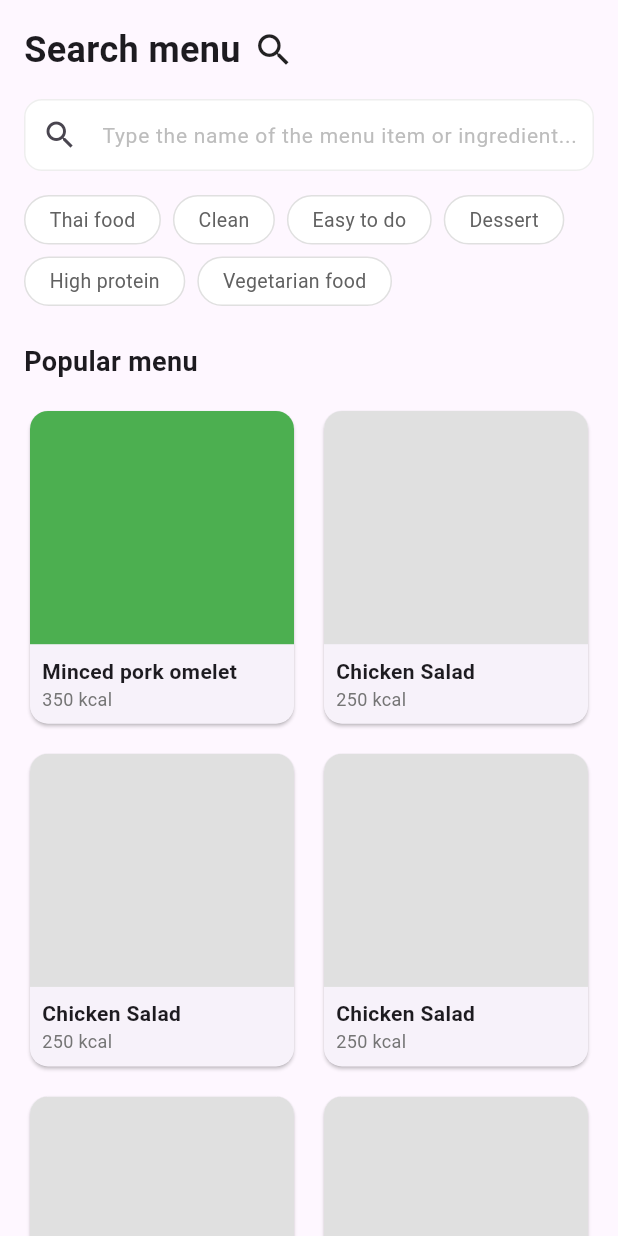
After one commit to ChanapatArt/tuyen, a Flutter app: the Search screen opened directly, on a phone screen of 412 x 824 dp. The commit adds this screen. Run offline on Flutter 3.47's test engine with Material 3 defaults, Android fonts, the phone set to English and light mode, and no system bars; our stand-ins replace google_fonts; Roboto replaces fonts that are missing (Itim).

Commit message:
หน้า search

```diff
--- a/mobile_app/lib/screens/home.dart
+++ b/mobile_app/lib/screens/home.dart
@@ -1,4 +1,5 @@
 import 'package:flutter/material.dart';
+import 'package:mobile_app/screens/search.dart';
 import 'package:mobile_app/widgets/bottom_nav.dart';
 import 'package:mobile_app/screens/homeSubNavigator.dart';
 
@@ -62,7 +63,7 @@ class _HomeState extends State<Home> {
                 });
               },
             ),
-
+            Search(),
           ],
         ),
 
--- a/mobile_app/lib/screens/menuResults.dart
+++ b/mobile_app/lib/screens/menuResults.dart
@@ -39,7 +39,7 @@ class MenuResultsScreen extends StatelessWidget {
                         ),
                       ),
                       Text(
-                        "I found 4 menu items...",
+                        "I found 4 menu items",
                         style: TextStyle(fontSize: 14, color: Colors.grey),
                       ),
                     ],
@@ -63,7 +63,7 @@ class MenuResultsScreen extends StatelessWidget {
                     kcal: "test",
                     time: "12:00",
                     matchPercent: "100%",
-                    imageColor: Colors.grey,
+                    imageColor: Colors.grey.shade300,
                   ),
                 ],
               ),
--- /dev/null
+++ b/mobile_app/lib/screens/search.dart
@@ -0,0 +1,150 @@
+import 'package:flutter/material.dart';
+
+class Search extends StatelessWidget {
+  const Search({super.key});
+
+  @override
+  Widget build(BuildContext context) {
+    return Scaffold(
+      backgroundColor: const Color(0xFFFEF7FF), // สีพื้นหลังตามธีมแอป
+      body: SafeArea(
+        child: SingleChildScrollView(
+          padding: const EdgeInsets.all(16.0),
+          child: Column(
+            crossAxisAlignment: CrossAxisAlignment.start,
+            children: [
+              // 1. หัวข้อ Search menu
+              const Row(
+                children: [
+                  Text(
+                    "Search menu",
+                    style: TextStyle(fontSize: 24, fontWeight: FontWeight.bold),
+                  ),
+                  SizedBox(width: 8),
+                  Icon(Icons.search, size: 28),
+                ],
+              ),
+              const SizedBox(height: 16),
+
+              // 2. ช่อง Search Bar
+              TextField(
+                decoration: InputDecoration(
+                  hintText: "Type the name of the menu item or ingredient...",
+                  hintStyle: TextStyle(color: Colors.grey.shade400, fontSize: 14),
+                  prefixIcon: const Icon(Icons.search),
+                  filled: true,
+                  fillColor: Colors.white,
+                  contentPadding: const EdgeInsets.symmetric(vertical: 10),
+                  border: OutlineInputBorder(
+                    borderRadius: BorderRadius.circular(12),
+                    borderSide: BorderSide(color: Colors.grey.shade300),
+                  ),
+                  enabledBorder: OutlineInputBorder(
+                    borderRadius: BorderRadius.circular(12),
+                    borderSide: BorderSide(color: Colors.grey.shade200),
+                  ),
+                ),
+              ),
+              const SizedBox(height: 16),
+
+              // 3. หมวดหมู่ (Tags)
+              Wrap(
+                spacing: 8,
+                runSpacing: 8,
+                children: [
+                  _buildTag("Thai food"),
+                  _buildTag("Clean"),
+                  _buildTag("Easy to do"),
+                  _buildTag("Dessert"),
+                  _buildTag("High protein"),
+                  _buildTag("Vegetarian food"),
+                ],
+              ),
+              const SizedBox(height: 24),
+
+              // 4. ส่วน Popular menu
+              const Text(
+                "Popular menu",
+                style: TextStyle(fontSize: 18, fontWeight: FontWeight.bold),
+              ),
+              const SizedBox(height: 16),
+
+              // 5. รายการเมนูแบบ Grid
+              GridView.builder(
+                shrinkWrap: true, // สำคัญ: เพื่อให้ใช้ใน ScrollView ได้
+                physics: const NeverScrollableScrollPhysics(),
+                gridDelegate: const SliverGridDelegateWithFixedCrossAxisCount(
+                  crossAxisCount: 2, // แบ่ง 2 คอลัมน์
+                  crossAxisSpacing: 12,
+                  mainAxisSpacing: 12,
+                  childAspectRatio: 0.85, // ปรับสัดส่วนความสูงของการ์ด
+                ),
+                itemCount: 6, // จำนวนรายการสมมติ
+                itemBuilder: (context, index) {
+                  return _buildPopularCard(
+                    index == 0 ? "Minced pork omelet" : "Chicken Salad",
+                    index == 0 ? "350 kcal" : "250 kcal",
+                    index == 0 ? Colors.green : Colors.grey.shade300,
+                  );
+                },
+              ),
+            ],
+          ),
+        ),
+      ),
+    );
+  }
+
+  // ฟังก์ชันสร้าง Tag หมวดหมู่
+  Widget _buildTag(String label) {
+    return Container(
+      padding: const EdgeInsets.symmetric(horizontal: 16, vertical: 6),
+      decoration: BoxDecoration(
+        color: Colors.white,
+        borderRadius: BorderRadius.circular(20),
+        border: Border.all(color: Colors.grey.shade300),
+      ),
+      child: Text(
+        label,
+        style: TextStyle(color: Colors.grey.shade700, fontSize: 13),
+      ),
+    );
+  }
+
+  // ฟังก์ชันสร้างการ์ดเมนูยอดนิยม
+  Widget _buildPopularCard(String title, String kcal, Color color) {
+    return Card(
+      // elevation: 0,
+      shape: RoundedRectangleBorder(borderRadius: BorderRadius.circular(12)),
+      clipBehavior: Clip.antiAlias,
+      child: Column(
+        crossAxisAlignment: CrossAxisAlignment.start,
+        children: [
+          // ส่วนรูปภาพสมมติ
+          Expanded(
+            child: Container(color: color),
+          ),
+          // ส่วนรายละเอียด
+          Padding(
+            padding: const EdgeInsets.all(8.0),
+            child: Column(
+              crossAxisAlignment: CrossAxisAlignment.start,
+              children: [
+                Text(
+                  title,
+                  style: const TextStyle(fontWeight: FontWeight.bold, fontSize: 14),
+                  maxLines: 1,
+                  overflow: TextOverflow.ellipsis,
+                ),
+                Text(
+                  kcal,
+                  style: TextStyle(color: Colors.grey.shade600, fontSize: 12),
+                ),
+              ],
+            ),
+          ),
+        ],
+      ),
+    );
+  }
+}
```
